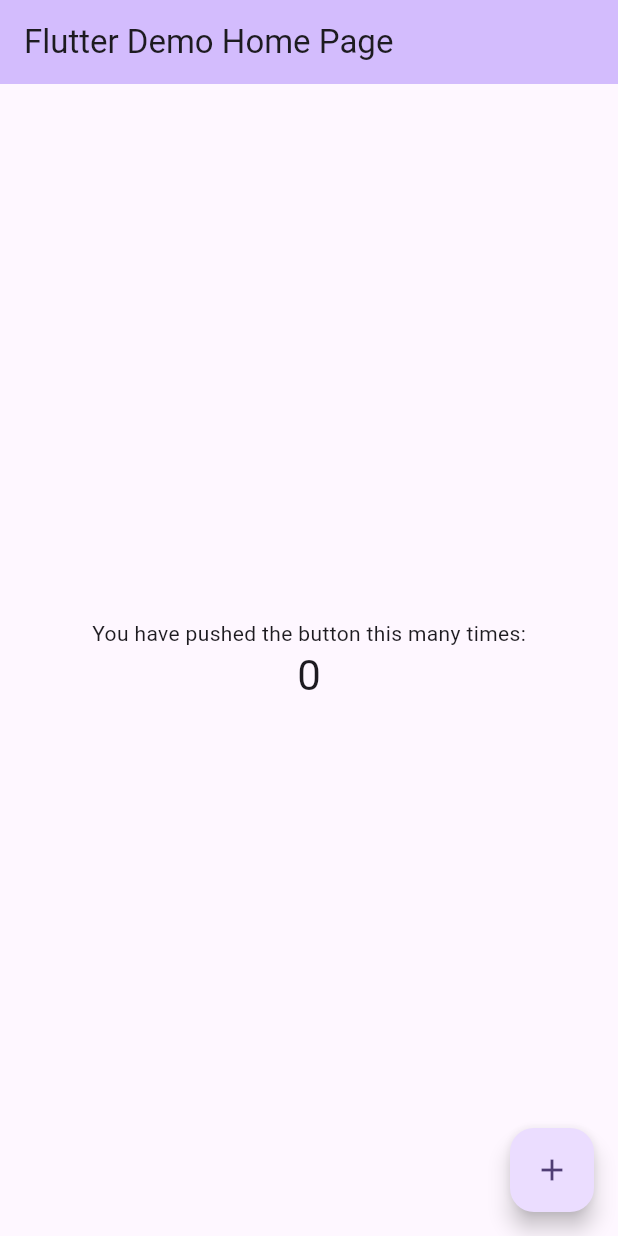
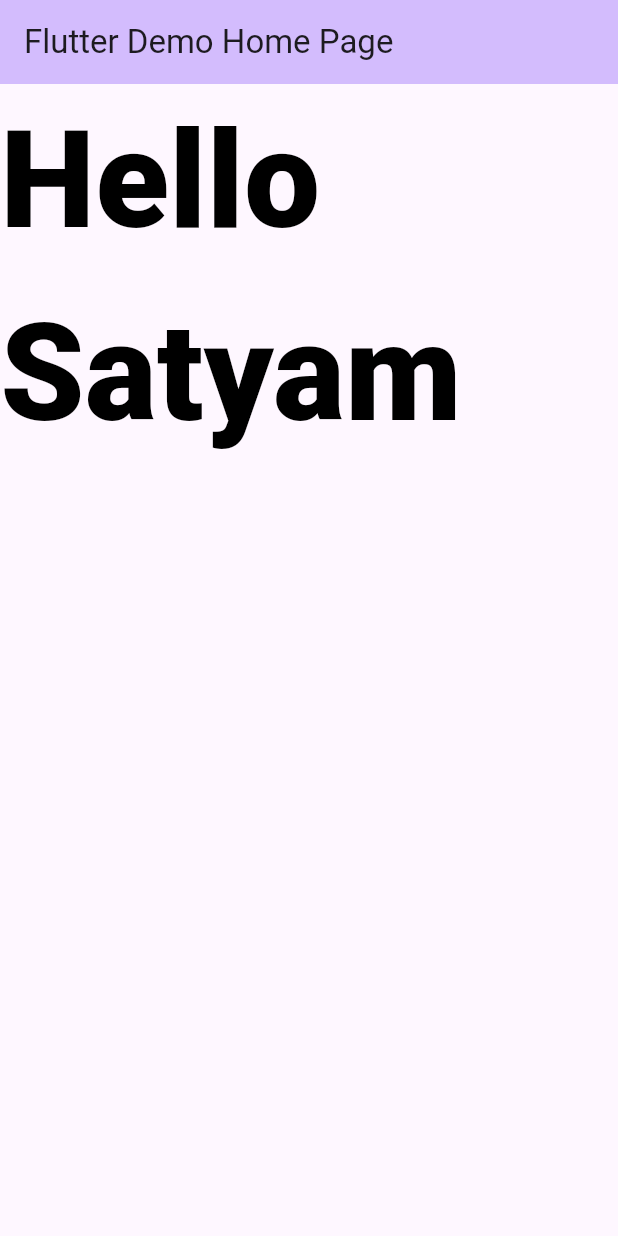
Before and after one commit to techysatyam/flutterNewApp, a Flutter app: the screen it shows after launch, on a phone screen of 412 x 824 dp. Run offline on Flutter 3.47's test engine with Material 3 defaults, Android fonts, the phone set to English and light mode, and no system bars.

Commit message:
First changes for login screen in project.

```diff
--- /dev/null
+++ b/lib/login/login_screen.dart
@@ -0,0 +1,25 @@
+import 'package:flutter/cupertino.dart';
+
+class LoginScreen extends StatelessWidget {
+  const LoginScreen({super.key});
+
+  @override
+  Widget build(BuildContext context) {
+    return const MyScreen();
+  }
+}
+class MyScreen extends StatefulWidget {
+  const MyScreen({super.key});
+
+  @override
+  State<MyScreen> createState() => _MyScreenState();
+}
+
+class _MyScreenState extends State<MyScreen> {
+  @override
+  Widget build(BuildContext context) {
+    return Container(
+      child: const Text('Hello Satyam',style: TextStyle(color: CupertinoColors.black,fontWeight: FontWeight.w800,fontSize: 90),),
+    );
+  }
+}
--- a/lib/main.dart
+++ b/lib/main.dart
@@ -1,4 +1,6 @@
 import 'package:flutter/material.dart';
+
+import 'login/login_screen.dart';
 
 void main() {
   runApp(const MyApp());
@@ -13,21 +15,6 @@ class MyApp extends StatelessWidget {
     return MaterialApp(
       title: 'Flutter Demo',
       theme: ThemeData(
-        // This is the theme of your application.
-        //
-        // TRY THIS: Try running your application with "flutter run". You'll see
-        // the application has a purple toolbar. Then, without quitting the app,
-        // try changing the seedColor in the colorScheme below to Colors.green
-        // and then invoke "hot reload" (save your changes or press the "hot
-        // reload" button in a Flutter-supported IDE, or press "r" if you used
-        // the command line to start the app).
-        //
-        // Notice that the counter didn't reset back to zero; the application
-        // state is not lost during the reload. To reset the state, use hot
-        // restart instead.
-        //
-        // This works for code too, not just values: Most code changes can be
-        // tested with just a hot reload.
         colorScheme: ColorScheme.fromSeed(seedColor: Colors.deepPurple),
         useMaterial3: true,
       ),
@@ -39,15 +26,6 @@ class MyApp extends StatelessWidget {
 class MyHomePage extends StatefulWidget {
   const MyHomePage({super.key, required this.title});
 
-  // This widget is the home page of your application. It is stateful, meaning
-  // that it has a State object (defined below) that contains fields that affect
-  // how it looks.
-
-  // This class is the configuration for the state. It holds the values (in this
-  // case the title) provided by the parent (in this case the App widget) and
-  // used by the build method of the State. Fields in a Widget subclass are
-  // always marked "final".
-
   final String title;
 
   @override
@@ -55,71 +33,17 @@ class MyHomePage extends StatefulWidget {
 }
 
 class _MyHomePageState extends State<MyHomePage> {
-  int _counter = 0;
-
-  void _incrementCounter() {
-    setState(() {
-      // This call to setState tells the Flutter framework that something has
-      // changed in this State, which causes it to rerun the build method below
-      // so that the display can reflect the updated values. If we changed
-      // _counter without calling setState(), then the build method would not be
-      // called again, and so nothing would appear to happen.
-      _counter++;
-    });
-  }
 
   @override
   Widget build(BuildContext context) {
-    // This method is rerun every time setState is called, for instance as done
-    // by the _incrementCounter method above.
-    //
-    // The Flutter framework has been optimized to make rerunning build methods
-    // fast, so that you can just rebuild anything that needs updating rather
-    // than having to individually change instances of widgets.
     return Scaffold(
       appBar: AppBar(
-        // TRY THIS: Try changing the color here to a specific color (to
-        // Colors.amber, perhaps?) and trigger a hot reload to see the AppBar
-        // change color while the other colors stay the same.
+
         backgroundColor: Theme.of(context).colorScheme.inversePrimary,
-        // Here we take the value from the MyHomePage object that was created by
-        // the App.build method, and use it to set our appbar title.
+
         title: Text(widget.title),
       ),
-      body: Center(
-        // Center is a layout widget. It takes a single child and positions it
-        // in the middle of the parent.
-        child: Column(
-          // Column is also a layout widget. It takes a list of children and
-          // arranges them vertically. By default, it sizes itself to fit its
-          // children horizontally, and tries to be as tall as its parent.
-          //
-          // Column has various properties to control how it sizes itself and
-          // how it positions its children. Here we use mainAxisAlignment to
-          // center the children vertically; the main axis here is the vertical
-          // axis because Columns are vertical (the cross axis would be
-          // horizontal).
-          //
-          // TRY THIS: Invoke "debug painting" (choose the "Toggle Debug Paint"
-          // action in the IDE, or press "p" in the console), to see the
-          // wireframe for each widget.
-          mainAxisAlignment: MainAxisAlignment.center,
-          children: <Widget>[
-            const Text(
-              'You have pushed the button this many times:',
-            ),
-            Text(
-              '$_counter',
-              style: Theme.of(context).textTheme.headlineMedium,
-            ),
-          ],
-        ),
-      ),
-      floatingActionButton: FloatingActionButton(
-        onPressed: _incrementCounter,
-        tooltip: 'Increment',
-        child: const Icon(Icons.add),
-      ), // This trailing comma makes auto-formatting nicer for build methods.
+      body: const LoginScreen()
     );
   }
 }
```
Also changed, not shown: pubspec.lock.
